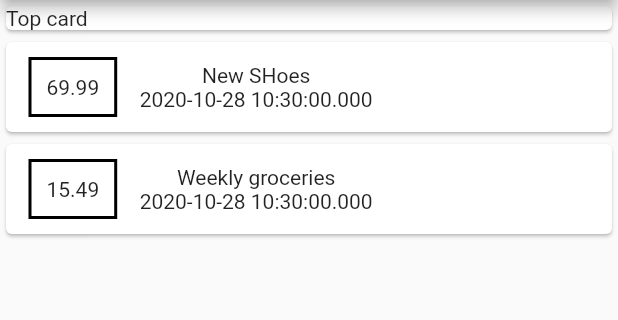
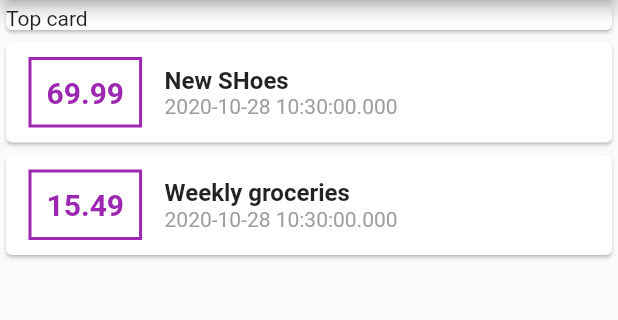
Before and after one commit to chetan882777/flutter_transaction_app, a Flutter app: the screen it shows after launch, on a phone screen of 412 x 824 dp, the part 84-404 px from its top. Run offline on Flutter 3.47's test engine with Material 2 defaults, Android fonts, the phone set to English and light mode, and no system bars.

Commit message:
styling card

```diff
--- a/lib/main.dart
+++ b/lib/main.dart
@@ -46,15 +46,35 @@ class MyApp extends StatelessWidget {
                         ),
                         decoration: BoxDecoration(
                           border: Border.all(
-                            color: Colors.black,
+                            color: Colors.purple,
                             width: 2,
                           ),
                         ),
                         padding: EdgeInsets.all(10),
-                        child: Text(tx.amount.toString()),
+                        child: Text(
+                          tx.amount.toString(),
+                          style: TextStyle(
+                            fontWeight: FontWeight.bold,
+                            fontSize: 20,
+                            color: Colors.purple,
+                          ),
+                        ),
                       ),
                       Column(
-                        children: [Text(tx.title), Text(tx.date.toString())],
+                        crossAxisAlignment: CrossAxisAlignment.start,
+                        children: [
+                          Text(
+                            tx.title,
+                            style: TextStyle(
+                              fontWeight: FontWeight.bold,
+                              fontSize: 16,
+                            ),
+                          ),
+                          Text(
+                            tx.date.toString(),
+                            style: TextStyle(color: Colors.grey),
+                          ),
+                        ],
                       )
                     ],
                   ));
```
